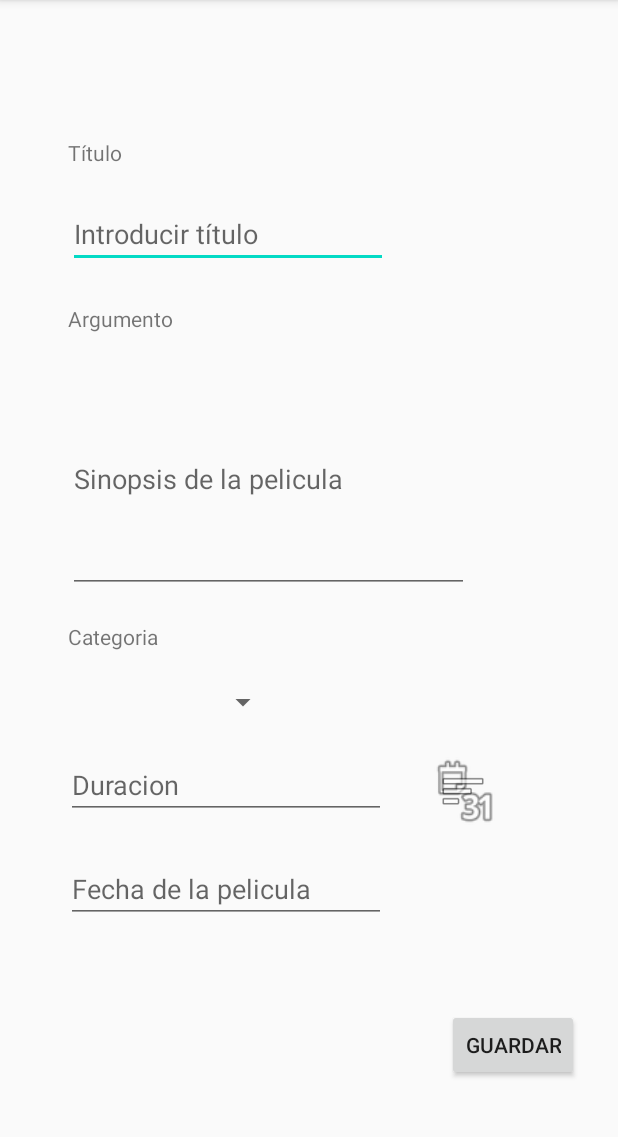
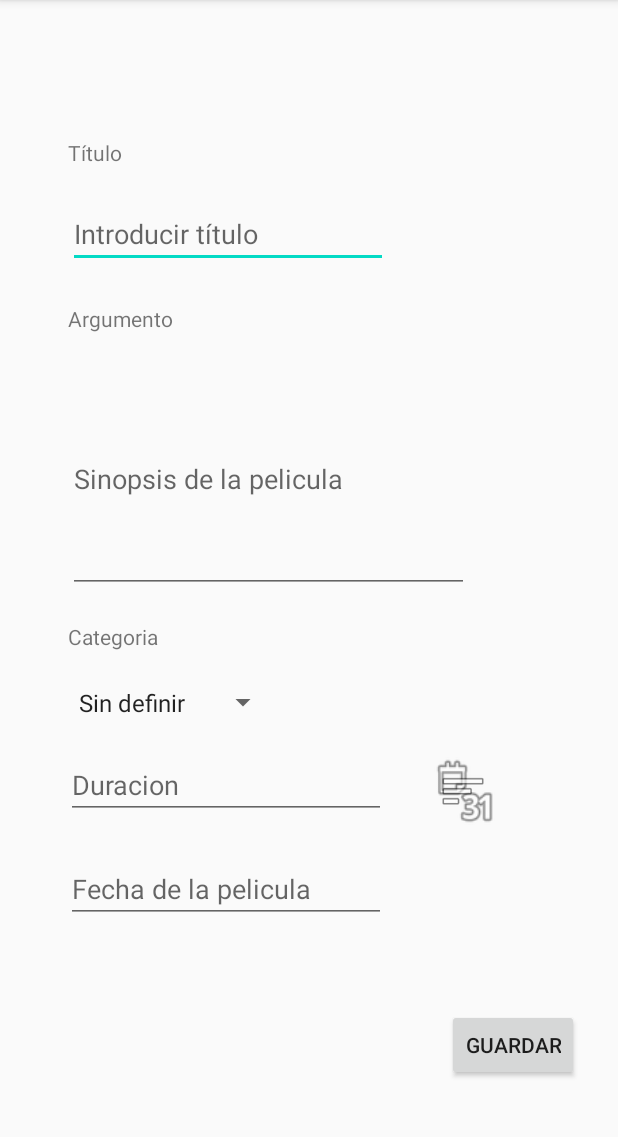
Before and after one commit to AlejandroIglesiasCalvo/favMovies, an Android app: the screen it shows after launch (MainActivity), on a phone screen of 412 x 824 dp, the part 84-1221 px from its top. Run offline under Robolectric (Android 15) with nearby library versions, the phone set to English and light mode, and no system bars.

Commit message:
Añadimos el spiner

```diff
--- a/app/src/main/res/layout/activity_main.xml
+++ b/app/src/main/res/layout/activity_main.xml
@@ -71,6 +71,7 @@
         android:id="@+id/spinner"
         android:layout_width="141dp"
         android:layout_height="27dp"
+        android:entries="@array/tipos_pelis_array"
         app:layout_constraintBottom_toBottomOf="parent"
         app:layout_constraintEnd_toEndOf="parent"
         app:layout_constraintHorizontal_bias="0.166"
--- /dev/null
+++ b/app/src/main/res/values/array.xml
@@ -0,0 +1,15 @@
+<?xml version="1.0" encoding="utf-8"?>
+<resources>
+    <string-array name="tipos_pelis_array">
+        <item>Sin definir</item>
+        <item>Acción</item>
+        <item>Aventuras</item>
+        <item>Dramáticas</item>
+        <item>De terror</item>
+        <item>Musicales</item>
+        <item>Ciencia Ficción</item>
+        <item>De guerra</item>
+        <item>Comedias</item>
+        <item>Románticas</item>
+    </string-array>
+</resources>
```
